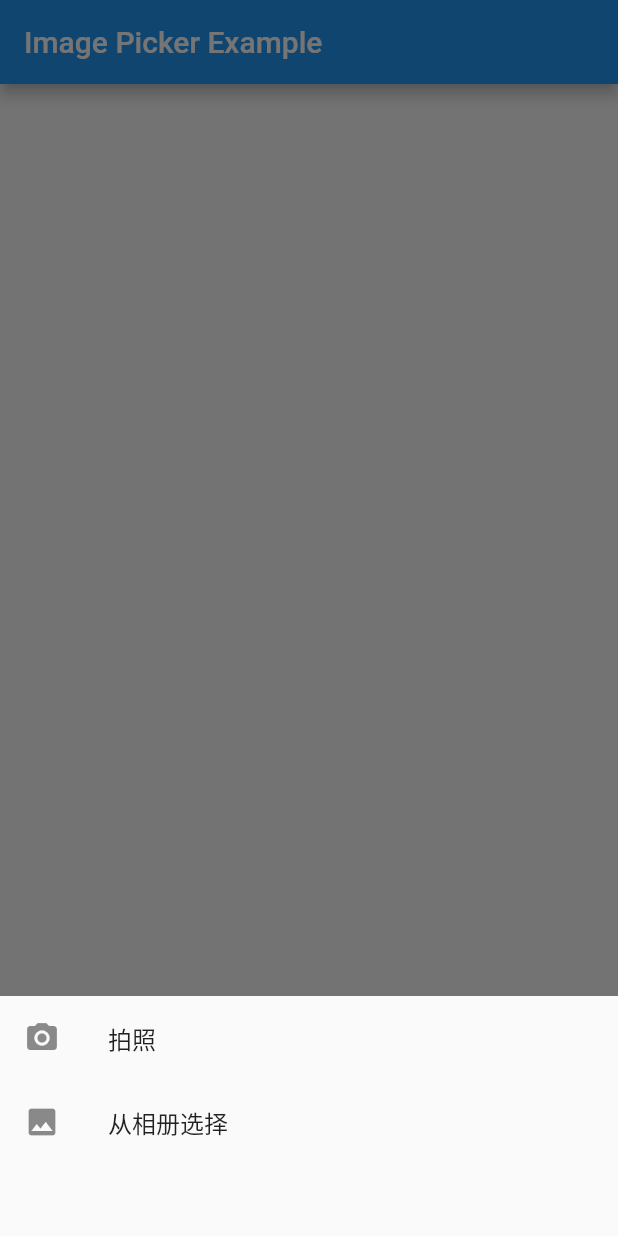
After one commit to ZiTengHuang/flutter_xiecheng, a Flutter app: the screen it shows after launch, after a tap on the "add a photo" icon, on a phone screen of 412 x 824 dp. The commit adds this screen. Run offline on Flutter 3.47's test engine with Material 2 defaults, Android fonts, the phone set to English and light mode, and no system bars; our stand-ins replace image_picker.

Commit message:
常规提交

```diff
--- a/lib/flutter_gesture.dart
+++ b/lib/flutter_gesture.dart
@@ -8,7 +8,6 @@ class FlutterGesture extends StatefulWidget {
 class _FlutterGestureState extends State<FlutterGesture> {
   String printString = '';
   double moveX = 0;
-
   double moveY = 0;
 
   @override
@@ -32,6 +31,7 @@ class _FlutterGestureState extends State<FlutterGesture> {
             children: <Widget>[
               Column(
                 children: <Widget>[
+                  Image.asset('images/qq.png'),
                   GestureDetector(
                     onTap: () => _printMsg('点击'),
                     onDoubleTap: () => _printMsg('双击'),
--- /dev/null
+++ b/lib/flutter_photo.dart
@@ -0,0 +1,95 @@
+import 'dart:io';
+
+import 'package:flutter/material.dart';
+import 'package:image_picker/image_picker.dart';
+class FlutterPhoto extends StatefulWidget{
+    _FlutterPhotoState createState()=> _FlutterPhotoState();
+}
+
+class _FlutterPhotoState extends State<FlutterPhoto>{
+  List<File> _images= [];
+
+  Future getImage(bool isTakePhoto) async {
+    Navigator.pop(context);
+    var image = await ImagePicker.pickImage(source: isTakePhoto ? ImageSource.camera :ImageSource.gallery);
+
+    setState(() {
+      _images.add(image);
+    });
+  }
+  @override
+  Widget build(BuildContext context) {
+    return Scaffold(
+      appBar: AppBar(
+        title: Text('Image Picker Example'),
+      ),
+      body: Center(
+         child: Wrap(
+            spacing: 5,
+            runSpacing: 5,
+            children: _getImages(),
+         ),
+      ),
+      floatingActionButton: FloatingActionButton(
+        onPressed: _pickImage,
+        tooltip: 'Pick Image',
+        child: Icon(Icons.add_a_photo),
+      ),
+    );
+  }
+
+  void _pickImage() {
+    showModalBottomSheet(context: context, builder: (context) =>Container(
+           height: 160,
+           child: Column(
+             children: <Widget>[
+               _item('拍照',true),
+               _item('从相册选择',false),
+             ],
+           ),
+    ));
+  }
+
+  _item(String s, bool isTakePhoto) {
+      return GestureDetector(
+          child: ListTile(
+              leading: Icon(isTakePhoto?Icons.camera_alt:Icons.photo),
+              title: Text(s),
+              onTap: ()=>getImage(isTakePhoto),
+          ),
+      );
+  }
+
+  _getImages() {
+    return _images.map((file){
+         return Stack(
+            children: <Widget>[
+               ClipRRect(
+                  borderRadius: BorderRadius.circular(6),
+                  child: Image.file(file,width: 120,height: 90,fit: BoxFit.fill,),
+               ),
+               Positioned(
+                  top: 5,
+                  right: 6,
+                  child: GestureDetector(
+                      onTap: (){
+                        setState(() {
+                            _images.remove(file);
+                        });
+                      },
+                    child: ClipOval(
+                       child: Container(
+                          padding: EdgeInsets.all(3),
+                          decoration: BoxDecoration(
+                            color: Colors.black54,
+                          ),
+                          child: Icon(Icons.close,color: Colors.white,),
+                       ),
+                    ),
+                  ),
+               ),
+            ],
+         );
+     }).toList();
+  }
+}
--- a/lib/main.dart
+++ b/lib/main.dart
@@ -1,6 +1,7 @@
 import 'package:flutter/material.dart';
 import 'package:flutter_xiecheng/flutter_gesture.dart';
 import 'package:flutter_xiecheng/flutter_layout.dart';
+import 'package:flutter_xiecheng/flutter_photo.dart';
 
 void main() => runApp(MyApp());
 
@@ -13,7 +14,7 @@ class MyApp extends StatelessWidget {
       theme: ThemeData(
         primarySwatch: Colors.blue,
       ),
-      home: FlutterGesture(),
+      home: FlutterPhoto(),
     );
   }
 }
```
Also changed, not shown: lib/flutter_animotion.dart (added, +14 -0 lines), lib/page/flutter_home.dart (added, +32 -0 lines), lib/page/index_page.dart (added, +18 -0 lines), lib/page/my_page.dart (added, +18 -0 lines), lib/page/search_page.dart (added, +18 -0 lines), lib/page/travel_page.dart (added, +18 -0 lines), pubspec.yaml (+6 -3 lines), images/qq.png (added), images/wechat.png (added), pubspec.lock, 14 other files.
